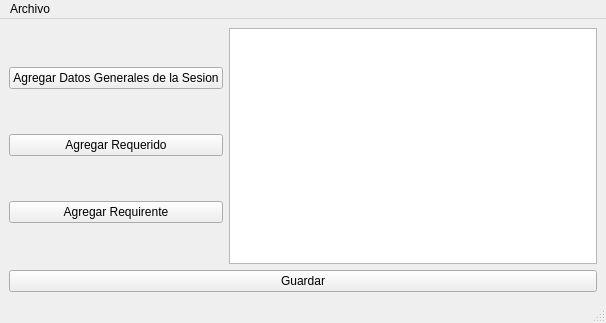
FranAmeri99/Centro_Mediacion, file ventana.ui: the form before one commit.
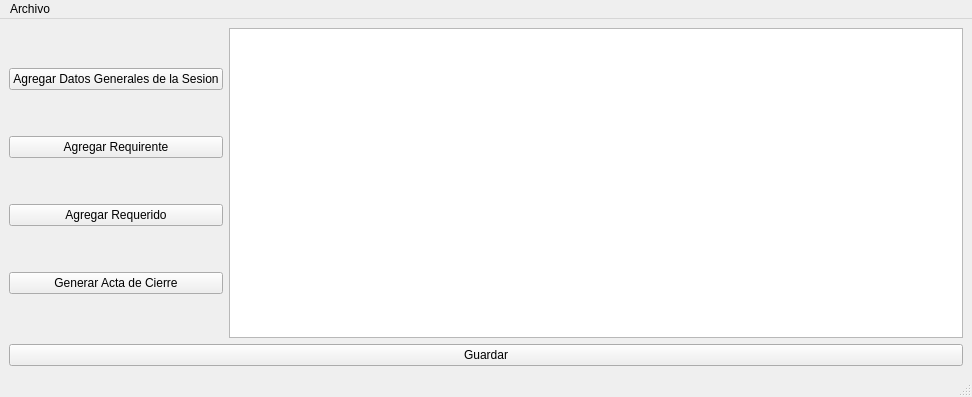
The form after the commit. Icons and pictures are not drawn.

```diff
--- a/ventana.ui
+++ b/ventana.ui
@@ -6,8 +6,8 @@
    <rect>
     <x>0</x>
     <y>0</y>
-    <width>606</width>
-    <height>323</height>
+    <width>972</width>
+    <height>397</height>
    </rect>
   </property>
   <property name="windowTitle">
@@ -26,13 +26,6 @@
           </property>
          </widget>
         </item>
-        <item>
-         <widget class="QPushButton" name="pbRequerido">
-          <property name="text">
-           <string>Agregar Requerido</string>
-          </property>
-         </widget>
-        </item>
         <item>
          <widget class="QPushButton" name="pbRequirente">
           <property name="text">
@@ -40,6 +33,20 @@
           </property>
          </widget>
         </item>
+        <item>
+         <widget class="QPushButton" name="pbRequerido">
+          <property name="text">
+           <string>Agregar Requerido</string>
+          </property>
+         </widget>
+        </item>
+        <item>
+         <widget class="QPushButton" name="pushButton">
+          <property name="text">
+           <string>Generar Acta de Cierre</string>
+          </property>
+         </widget>
+        </item>
        </layout>
       </item>
      </layout>
@@ -61,7 +68,7 @@
     <rect>
      <x>0</x>
      <y>0</y>
-     <width>606</width>
+     <width>972</width>
      <height>21</height>
     </rect>
    </property>
```
Left out of the diff: 9 changed lines with no effect on the pictures.
